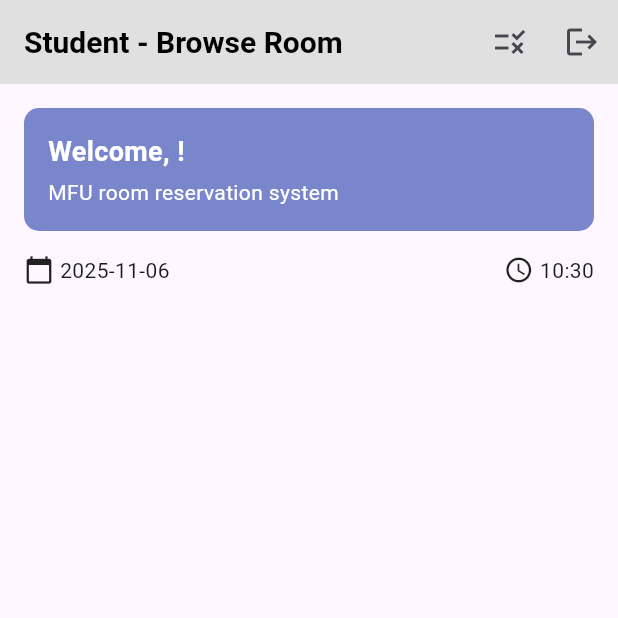
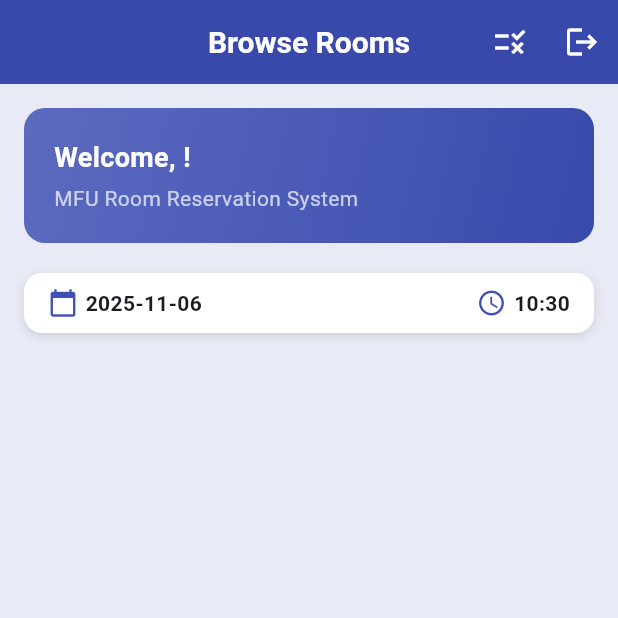
Before and after one commit to Koe10121/Pjt2, a Flutter app: the BrowseRoomPage screen opened directly with empty values, on a phone screen of 412 x 824 dp, the top half of it. Run offline on Flutter 3.47's test engine with Material 3 defaults, Android fonts, the phone set to English and light mode, and no system bars; network calls fail.

Commit message:
browse room Ui modify

```diff
--- a/pjt2/lib/student/student_browse_room.dart
+++ b/pjt2/lib/student/student_browse_room.dart
@@ -1,4 +1,3 @@
-// lib/student/student_browse_room.dart
 import 'package:flutter/material.dart';
 import '../api_service.dart';
 import '../main.dart';
@@ -8,7 +7,11 @@
 class BrowseRoomPage extends StatefulWidget {
   final int userId;
   final String username;
-  const BrowseRoomPage({super.key, required this.userId, required this.username});
+  const BrowseRoomPage({
+    super.key,
+    required this.userId,
+    required this.username,
+  });
 
   @override
   State<BrowseRoomPage> createState() => _BrowseRoomPageState();
@@ -18,14 +21,13 @@
   String todayDate = AppData.todayDate;
   String currentTime = AppData.nowTime();
   List<dynamic> rooms = [];
-  Map<String, dynamic> roomStatuses = {}; // keyed by room id -> timeslot map
+  Map<String, dynamic> roomStatuses = {};
   bool loading = true;
 
   @override
   void initState() {
     super.initState();
     _loadRooms();
-    // auto refresh
     Future.doWhile(() async {
       await Future.delayed(const Duration(seconds: 30));
       if (!mounted) return false;
@@ -43,23 +45,32 @@
     final statuses = await ApiService.getRoomStatuses(todayDate);
     setState(() {
       rooms = r;
-      roomStatuses = statuses; // note: map from backend
+      roomStatuses = statuses;
       loading = false;
     });
   }
 
   void logout(BuildContext context) {
-    showDialog(context: context, builder: (ctx) => AlertDialog(
+    showDialog(
+      context: context,
+      builder: (ctx) => AlertDialog(
         title: const Text('Confirm Logout'),
         content: const Text('Are you sure you want to logout?'),
         actions: [
-        TextButton(onPressed: () => Navigator.pop(ctx), child: const Text('Cancel')),
-        ElevatedButton(onPressed: () {
+          TextButton(
+            onPressed: () => Navigator.pop(ctx),
+            child: const Text('Cancel'),
+          ),
+          ElevatedButton(
+            onPressed: () {
               Navigator.pop(ctx);
               Navigator.pushNamedAndRemoveUntil(context, '/', (route) => false);
-        }, child: const Text('Logout'))
+            },
+            child: const Text('Logout'),
+          ),
         ],
-    ));
+      ),
+    );
   }
 
   bool isTimePassed(String slotRange, String currentTime) {
@@ -71,83 +82,213 @@
     return currentTotal >= (endTotal - 30);
   }
 
-  Future<void> makeReservation(String roomName, String building, String timeSlot, int roomId) async {
+  Future<void> makeReservation(
+    String roomName,
+    String building,
+    String timeSlot,
+    int roomId,
+  ) async {
     final alreadyBooked = await AppData.hasActiveBookingToday(widget.userId);
     if (alreadyBooked) {
-      showDialog(context: context, builder: (ctx) => AlertDialog(
+      showDialog(
+        context: context,
+        builder: (ctx) => AlertDialog(
           title: const Text('Booking Limit Reached'),
-        content: const Text('You already have a booking today (Pending or Approved).'),
-        actions: [TextButton(onPressed: () => Navigator.pop(ctx), child: const Text('OK'))],
-      ));
+          content: const Text(
+            'You already have a booking today (Pending or Approved).',
+          ),
+          actions: [
+            TextButton(
+              onPressed: () => Navigator.pop(ctx),
+              child: const Text('OK'),
+            ),
+          ],
+        ),
+      );
       return;
     }
 
-    showDialog(context: context, builder: (ctx) => ConfirmBookingDialog(
+    showDialog(
+      context: context,
+      builder: (ctx) => ConfirmBookingDialog(
         roomName: roomName,
         timeSlot: timeSlot,
         onConfirm: () async {
           Navigator.pop(ctx);
-        final res = await ApiService.bookRoom(widget.userId, roomId, timeSlot);
+          final res = await ApiService.bookRoom(
+            widget.userId,
+            roomId,
+            timeSlot,
+          );
           if (res['ok'] == true) {
-          ScaffoldMessenger.of(context).showSnackBar(SnackBar(content: Text(res['msg'] ?? "Booking confirmed!")));
-          await _loadRooms(); // refresh UI so pending shows
+            ScaffoldMessenger.of(context).showSnackBar(
+              SnackBar(content: Text(res['msg'] ?? "Booking confirmed!")),
+            );
+            await _loadRooms();
           } else {
-          showDialog(context: context, builder: (ctx2) => AlertDialog(
+            showDialog(
+              context: context,
+              builder: (ctx2) => AlertDialog(
                 title: const Text('Cannot Book'),
-            content: Text(res['msg'] ?? "Slot unavailable."),
-            actions: [TextButton(onPressed: () => Navigator.pop(ctx2), child: const Text('OK'))],
-          ));
+                content: Text(res['msg'] ?? "This time slot is unavailable."),
+                actions: [
+                  TextButton(
+                    onPressed: () => Navigator.pop(ctx2),
+                    child: const Text('OK'),
+                  ),
+                ],
+              ),
+            );
           }
         },
-    ));
+      ),
+    );
   }
 
   @override
   Widget build(BuildContext context) {
     return Scaffold(
+      backgroundColor: Colors.indigo[50],
       appBar: AppBar(
-        title: const Text("Student - Browse Room"),
-        titleTextStyle: const TextStyle(color: Colors.black, fontSize: 20, fontWeight: FontWeight.bold),
-        backgroundColor: Colors.grey[300],
+        title: const Text(
+          "Browse Rooms",
+          style: TextStyle(
+            color: Colors.white,
+            fontWeight: FontWeight.bold,
+            fontSize: 20,
+          ),
+        ),
+        centerTitle: true,
+        backgroundColor: Colors.indigo[600],
         actions: [
-          IconButton(icon: const Icon(Icons.rule), onPressed: () => showDialog(context: context, builder: (c) => const ReservationRulesDialog())),
-          IconButton(icon: const Icon(Icons.logout), onPressed: () => logout(context)),
+          IconButton(
+            icon: const Icon(Icons.rule, color: Colors.white),
+            onPressed: () => showDialog(
+              context: context,
+              builder: (c) => const ReservationRulesDialog(),
+            ),
+          ),
+          IconButton(
+            icon: const Icon(Icons.logout, color: Colors.white),
+            onPressed: () => logout(context),
+          ),
         ],
       ),
-      body: loading ? const Center(child: CircularProgressIndicator()) : SingleChildScrollView(
+      body: loading
+          ? const Center(child: CircularProgressIndicator())
+          : RefreshIndicator(
+              onRefresh: _loadRooms,
+              child: SingleChildScrollView(
+                physics: const AlwaysScrollableScrollPhysics(),
                 padding: const EdgeInsets.all(16),
-        child: Column(crossAxisAlignment: CrossAxisAlignment.start, children: [
+                child: Column(
+                  crossAxisAlignment: CrossAxisAlignment.start,
+                  children: [
                     Container(
                       width: double.infinity,
-            padding: const EdgeInsets.all(16),
-            decoration: BoxDecoration(color: Colors.indigo[300], borderRadius: BorderRadius.circular(10)),
-            child: Column(crossAxisAlignment: CrossAxisAlignment.start, children: [
-              Text("Welcome, ${widget.username}!", style: const TextStyle(fontSize: 18, fontWeight: FontWeight.bold, color: Colors.white)),
+                      padding: const EdgeInsets.all(20),
+                      decoration: BoxDecoration(
+                        gradient: const LinearGradient(
+                          colors: [Color(0xFF5C6BC0), Color(0xFF3949AB)],
+                          begin: Alignment.topLeft,
+                          end: Alignment.bottomRight,
+                        ),
+                        borderRadius: BorderRadius.circular(14),
+                      ),
+                      child: Column(
+                        crossAxisAlignment: CrossAxisAlignment.start,
+                        children: [
+                          Text(
+                            "Welcome, ${widget.username}!",
+                            style: const TextStyle(
+                              fontSize: 18,
+                              fontWeight: FontWeight.bold,
+                              color: Colors.white,
+                            ),
+                          ),
                           const SizedBox(height: 4),
-              const Text("MFU room reservation system", style: TextStyle(color: Colors.white)),
-            ]),
+                          const Text(
+                            "MFU Room Reservation System",
+                            style: TextStyle(color: Colors.white70),
                           ),
-          const SizedBox(height: 16),
-          Row(mainAxisAlignment: MainAxisAlignment.spaceBetween, children: [
-            Row(children: [const Icon(Icons.calendar_today, size: 20), const SizedBox(width: 4), Text(todayDate)]),
-            Row(children: [const Icon(Icons.access_time, size: 20), const SizedBox(width: 4), Text(currentTime)]),
-          ]),
-          const SizedBox(height: 16),
+                        ],
+                      ),
+                    ),
+                    const SizedBox(height: 20),
+                    Container(
+                      padding: const EdgeInsets.symmetric(
+                        horizontal: 16,
+                        vertical: 10,
+                      ),
+                      decoration: BoxDecoration(
+                        color: Colors.white,
+                        borderRadius: BorderRadius.circular(12),
+                        boxShadow: [
+                          BoxShadow(
+                            color: Colors.black12,
+                            blurRadius: 5,
+                            offset: const Offset(0, 2),
+                          ),
+                        ],
+                      ),
+                      child: Row(
+                        mainAxisAlignment: MainAxisAlignment.spaceBetween,
+                        children: [
+                          Row(
+                            children: [
+                              const Icon(
+                                Icons.calendar_today,
+                                color: Colors.indigo,
+                                size: 20,
+                              ),
+                              const SizedBox(width: 5),
+                              Text(
+                                todayDate,
+                                style: const TextStyle(
+                                  fontWeight: FontWeight.w600,
+                                ),
+                              ),
+                            ],
+                          ),
+                          Row(
+                            children: [
+                              const Icon(
+                                Icons.access_time,
+                                color: Colors.indigo,
+                                size: 20,
+                              ),
+                              const SizedBox(width: 5),
+                              Text(
+                                currentTime,
+                                style: const TextStyle(
+                                  fontWeight: FontWeight.w600,
+                                ),
+                              ),
+                            ],
+                          ),
+                        ],
+                      ),
+                    ),
+                    const SizedBox(height: 20),
                     for (var r in rooms)
                       Padding(
-              padding: const EdgeInsets.only(bottom: 16),
+                        padding: const EdgeInsets.only(bottom: 18),
                         child: RoomCard(
                           roomName: r['name'],
                           building: r['building'],
                           isDisabled: (r['disabled'] == 1),
                           currentTime: currentTime,
                           isTimePassed: isTimePassed,
-                onBook: (room, building, slot) => makeReservation(room, building, slot, r['id']),
+                          onBook: (room, building, slot) =>
+                              makeReservation(room, building, slot, r['id']),
                           roomId: r['id'],
-                roomStatusesForThisRoom: roomStatuses[r['id'].toString()] ?? {},
+                          roomStatusesForThisRoom:
+                              roomStatuses[r['id'].toString()] ?? {},
                         ),
                       ),
-        ]),
+                  ],
+                ),
+              ),
             ),
     );
   }
@@ -161,7 +302,7 @@
   final bool Function(String, String) isTimePassed;
   final void Function(String, String, String) onBook;
   final int roomId;
-  final Map roomStatusesForThisRoom; // e.g. {'13-15': 'Pending'}
+  final Map roomStatusesForThisRoom;
 
   const RoomCard({
     super.key,
@@ -188,60 +329,129 @@
         color = Colors.grey;
       }
 
-      // if backend says reserved/pending for this room-date
       final backendStatus = roomStatusesForThisRoom[time];
       if (backendStatus != null) {
         status = backendStatus as String;
         if (status == 'Pending') color = Colors.amber;
-        if (status == 'Approved') color = Colors.red; // we call 'Reserved' but DB uses 'Approved'
+        if (status == 'Approved') color = Colors.red;
       }
 
       final isPast = isTimePassed(time, currentTime);
       if (status == "Free" && isPast) color = Colors.grey;
 
-      return TextButton(
-        style: TextButton.styleFrom(
-          backgroundColor: color.withOpacity(0.2),
-          shape: RoundedRectangleBorder(borderRadius: BorderRadius.circular(20)),
+      return Container(
+        margin: const EdgeInsets.symmetric(vertical: 4),
+        child: ElevatedButton.icon(
+          style: ElevatedButton.styleFrom(
+            backgroundColor: color.withOpacity(0.15),
+            elevation: 0,
+            shape: RoundedRectangleBorder(
+              borderRadius: BorderRadius.circular(30),
+              side: BorderSide(color: color, width: 1),
+            ),
           ),
           onPressed: () {
             if (status == "Free" && !isDisabled && !isPast) {
               onBook(roomName, building, time);
             } else if (status == "Free" && isPast) {
-            showDialog(context: context, builder: (ctx) => AlertDialog(
+              showDialog(
+                context: context,
+                builder: (ctx) => AlertDialog(
                   title: const Text("Time Slot Expired"),
-              content: const Text("This time slot can no longer be reserved."),
-              actions: [TextButton(onPressed: () => Navigator.pop(ctx), child: const Text("OK"))],
-            ));
+                  content: const Text(
+                    "This time slot can no longer be reserved.",
+                  ),
+                  actions: [
+                    TextButton(
+                      onPressed: () => Navigator.pop(ctx),
+                      child: const Text("OK"),
+                    ),
+                  ],
+                ),
+              );
             } else {
-            showDialog(context: context, builder: (context) => const RoomUnavailableDialog());
+              showDialog(
+                context: context,
+                builder: (context) => const RoomUnavailableDialog(),
+              );
             }
           },
-        child: Row(mainAxisSize: MainAxisSize.min, children: [
-          Icon(Icons.access_time, size: 16, color: color),
-          const SizedBox(width: 4),
-          Text(time, style: TextStyle(fontWeight: FontWeight.bold, color: color)),
-          const SizedBox(width: 6),
-          Text(status == 'Approved' ? 'Reserved' : status, style: TextStyle(color: Colors.indigo[800], fontWeight: FontWeight.w500)),
-        ]),
+          icon: Icon(Icons.access_time, size: 18, color: color),
+          label: Text(
+            "$time  •  ${status == 'Approved' ? 'Reserved' : status}",
+            style: TextStyle(
+              color: color.withOpacity(
+                0.9,
+              ), // ✅ fixed: works for all color types
+              fontWeight: FontWeight.w600,
+            ),
+          ),
+        ),
       );
     }
 
     return Container(
-      padding: const EdgeInsets.all(16),
-      decoration: BoxDecoration(borderRadius: BorderRadius.circular(12), color: Colors.grey[100], border: Border.all(color: Colors.grey.shade300)),
-      child: Column(crossAxisAlignment: CrossAxisAlignment.start, children: [
-        Row(mainAxisAlignment: MainAxisAlignment.spaceBetween, children: [
-          Row(children: [const Icon(Icons.meeting_room), const SizedBox(width: 6), Text(roomName, style: const TextStyle(fontWeight: FontWeight.bold))]),
-          Row(children: [const Icon(Icons.location_city, size: 18), const SizedBox(width: 4), Text(building)]),
-        ]),
+      padding: const EdgeInsets.all(18),
+      decoration: BoxDecoration(
+        borderRadius: BorderRadius.circular(16),
+        color: Colors.white,
+        boxShadow: [
+          BoxShadow(
+            color: Colors.grey.withOpacity(0.15),
+            blurRadius: 8,
+            offset: const Offset(0, 4),
+          ),
+        ],
+      ),
+      child: Column(
+        crossAxisAlignment: CrossAxisAlignment.start,
+        children: [
+          Row(
+            mainAxisAlignment: MainAxisAlignment.spaceBetween,
+            children: [
+              Row(
+                children: [
+                  const Icon(Icons.meeting_room, color: Colors.indigo),
+                  const SizedBox(width: 6),
+                  Text(
+                    roomName,
+                    style: const TextStyle(
+                      fontWeight: FontWeight.bold,
+                      fontSize: 16,
+                    ),
+                  ),
+                ],
+              ),
+              Row(
+                children: [
+                  const Icon(
+                    Icons.location_city,
+                    size: 18,
+                    color: Colors.indigo,
+                  ),
+                  const SizedBox(width: 4),
+                  Text(
+                    building,
+                    style: const TextStyle(
+                      fontWeight: FontWeight.w500,
+                      fontSize: 14,
+                    ),
+                  ),
+                ],
+              ),
+            ],
+          ),
           const SizedBox(height: 12),
-        const Divider(thickness: 1),
-        const SizedBox(height: 12),
-        Row(mainAxisAlignment: MainAxisAlignment.spaceBetween, children: [buildSlot("8-10"), buildSlot("10-12")]),
-        const SizedBox(height: 8),
-        Row(mainAxisAlignment: MainAxisAlignment.spaceBetween, children: [buildSlot("13-15"), buildSlot("15-17")]),
-      ]),
+          const Divider(thickness: 1.2),
+          const SizedBox(height: 10),
+          Wrap(
+            spacing: 10,
+            runSpacing: 8,
+            alignment: WrapAlignment.spaceBetween,
+            children: slots.map((slot) => buildSlot(slot)).toList(),
+          ),
+        ],
+      ),
     );
   }
 }
```
Lines whose indentation alone changed are shown as unchanged.
